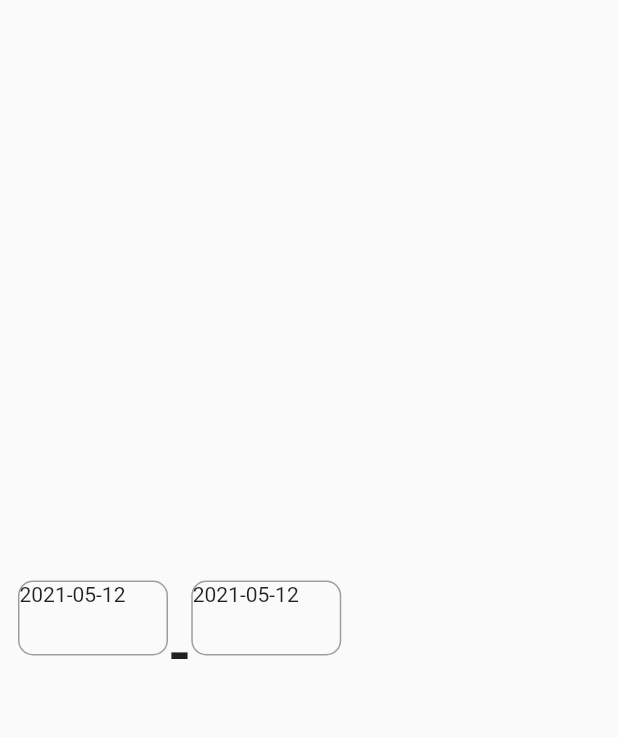
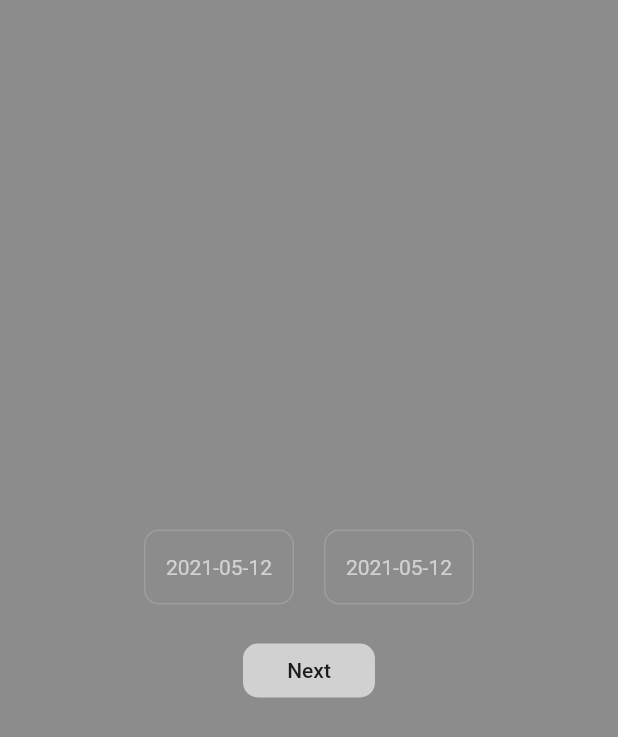
Before and after one commit to iyiola-dev/Apod-V2, a Flutter app: the screen it shows after launch, on a phone screen of 412 x 824 dp. Shown: the top 737 px of the screen. Run offline on Flutter 3.47's test engine with Material 2 defaults, Android fonts, the phone set to English and light mode, and no system bars; our stand-ins replace flutter_riverpod.

```diff
--- a/lib/screens/home.dart
+++ b/lib/screens/home.dart
@@ -1,4 +1,5 @@
 import 'package:APOD/utils/constants/providers.dart';
+import 'package:APOD/utils/widgets/bodyBuilder.dart';
 import 'package:flutter/material.dart';
 import 'package:flutter_riverpod/flutter_riverpod.dart';
 
@@ -9,14 +10,17 @@ class Home extends ConsumerWidget {
     String firstDate = viewModel.formatter.format(viewModel.startDate);
     String secondDate = viewModel.formatter.format(viewModel.endDate);
     return Scaffold(
+      backgroundColor: Colors.black45,
       body: Container(
         height: MediaQuery.of(context).size.height,
         width: MediaQuery.of(context).size.width,
         padding: const EdgeInsets.all(12),
         child: Column(
           mainAxisAlignment: MainAxisAlignment.center,
+          crossAxisAlignment: CrossAxisAlignment.center,
           children: [
             Row(
+              mainAxisAlignment: MainAxisAlignment.center,
               children: [
                 InkWell(
                   onTap: () {
@@ -29,12 +33,15 @@ class Home extends ConsumerWidget {
                       borderRadius: BorderRadius.circular(10),
                       border: Border.all(color: Colors.grey),
                     ),
-                    child: Text(firstDate),
+                    child: Center(
+                        child: Text(
+                      firstDate,
+                      style: TextStyle(color: Colors.white.withOpacity(0.6)),
+                    )),
                   ),
                 ),
-                Text(
-                  '\n-',
-                  style: TextStyle(fontSize: 40, fontWeight: FontWeight.bold),
+                SizedBox(
+                  width: 20,
                 ),
                 InkWell(
                   onTap: () {
@@ -47,10 +54,32 @@ class Home extends ConsumerWidget {
                       borderRadius: BorderRadius.circular(10),
                       border: Border.all(color: Colors.grey),
                     ),
-                    child: Text(secondDate),
+                    child: Center(
+                        child: Text(
+                      secondDate,
+                      style: TextStyle(color: Colors.white.withOpacity(0.6)),
+                    )),
                   ),
                 ),
               ],
+            ),
+            SizedBox(
+              height: 20,
+            ),
+            BodyBuilder(
+              child: SizedBox.shrink(),
+              apiRequestStatus: viewModel.status,
+              loadingWidget: Center(
+                child: CircularProgressIndicator(),
+              ),
+              initialWidget: FlatButton(
+                  shape: RoundedRectangleBorder(
+                      borderRadius: BorderRadius.circular(10)),
+                  color: Colors.white.withOpacity(0.6),
+                  onPressed: () => context.read(home).getApod(context),
+                  child: Text('Next')),
+              error: viewModel.error,
+              reload: () => context.read(home).getApod(context),
             )
           ],
         ),
--- a/lib/vm/homeVm.dart
+++ b/lib/vm/homeVm.dart
@@ -29,6 +29,8 @@ class ApodProvider extends ChangeNotifier {
               builder: (context) => ApodView(
                     apod: model,
                   )));
+      status = ApiRequestStatus.uninitialized;
+      notifyListeners();
     } catch (e) {
       status = ApiRequestStatus.error;
       error = e.toString();
```
Also changed, not shown: lib/screens/apodDetail.dart (added, +17 -0 lines), lib/screens/apodView.dart (+39 -2 lines).
